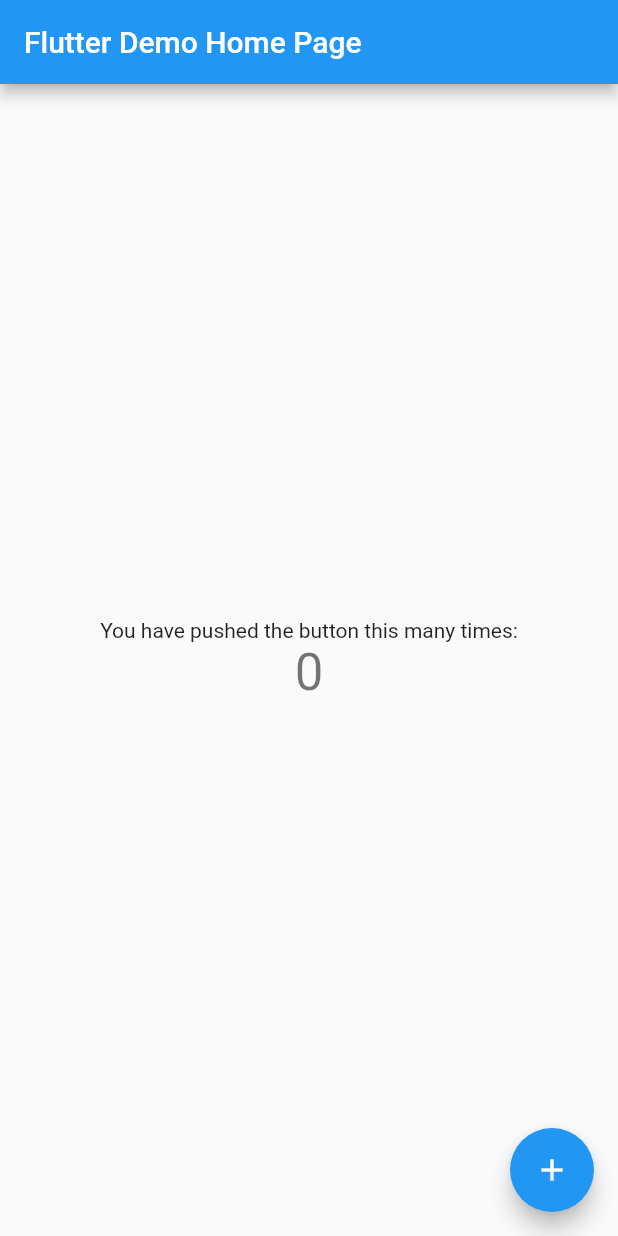
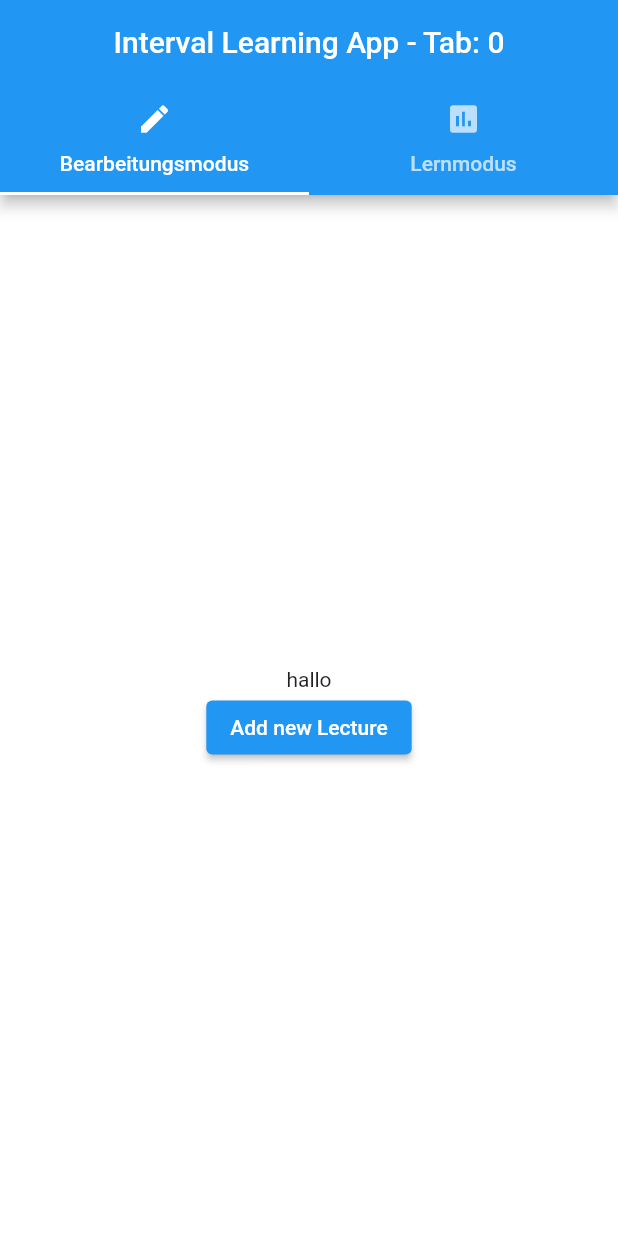
Before and after one commit to patricKogler/mms_interval_learning, a Flutter app: the screen it shows after launch, on a phone screen of 412 x 824 dp. Run offline on Flutter 3.47's test engine with Material 2 defaults, Android fonts, the phone set to English and light mode, and no system bars; our stand-ins replace sqflite; accounts and stored records are empty.

Commit message:
added multiple pages & services

```diff
--- /dev/null
+++ b/lib/controller/SqliteServiceController.dart
@@ -0,0 +1,27 @@
+import 'package:flutter/cupertino.dart';
+
+import '../model/Lecture.dart';
+import '../model/Exam.dart';
+import '../model/Correlation.dart';
+import '../model/Question.dart';
+import '../model/Topic.dart';
+import '../service/SqliteService.dart';
+
+class SqliteServiceController {
+
+  SqliteService service = SqliteService();
+
+  void insertLecture(String name){
+    service.insertLecture(Lecture(name: name));
+  }
+
+  void insertExam(String date){
+    service.insertExam(Exam(date: date, passed: false));
+  }
+
+  void insertTopic(String title){
+    service.insertTopic(Topic(title: title));
+  }
+
+
+}
--- a/lib/main.dart
+++ b/lib/main.dart
@@ -1,115 +1,62 @@
+import 'package:flutter/cupertino.dart';
 import 'package:flutter/material.dart';
 
+import 'pages/studypage.dart';
+import 'pages/editpage.dart';
+
+
 void main() {
-  runApp(const MyApp());
+  runApp(MainPage());
 }
 
-class MyApp extends StatelessWidget {
-  const MyApp({Key? key}) : super(key: key);
+class MainPage extends StatefulWidget {
+  const MainPage({Key? key}) : super(key: key);
 
-  // This widget is the root of your application.
   @override
-  Widget build(BuildContext context) {
-    return MaterialApp(
-      title: 'Flutter Demo',
-      theme: ThemeData(
-        // This is the theme of your application.
-        //
-        // Try running your application with "flutter run". You'll see the
-        // application has a blue toolbar. Then, without quitting the app, try
-        // changing the primarySwatch below to Colors.green and then invoke
-        // "hot reload" (press "r" in the console where you ran "flutter run",
-        // or simply save your changes to "hot reload" in a Flutter IDE).
-        // Notice that the counter didn't reset back to zero; the application
-        // is not restarted.
-        primarySwatch: Colors.blue,
-      ),
-      home: const MyHomePage(title: 'Flutter Demo Home Page'),
-    );
-  }
+  _MainPageState createState() => _MainPageState();
 }
 
-class MyHomePage extends StatefulWidget {
-  const MyHomePage({Key? key, required this.title}) : super(key: key);
 
-  // This widget is the home page of your application. It is stateful, meaning
-  // that it has a State object (defined below) that contains fields that affect
-  // how it looks.
-
-  // This class is the configuration for the state. It holds the values (in this
-  // case the title) provided by the parent (in this case the App widget) and
-  // used by the build method of the State. Fields in a Widget subclass are
-  // always marked "final".
-
-  final String title;
+class _MainPageState extends State<MainPage> with SingleTickerProviderStateMixin {
+  late TabController controller;
 
   @override
-  State<MyHomePage> createState() => _MyHomePageState();
-}
+  void initState() {
+    super.initState();
+    controller = TabController(length: 2, vsync: this);
 
-class _MyHomePageState extends State<MyHomePage> {
-  int _counter = 0;
-
-  void _incrementCounter() {
-    setState(() {
-      // This call to setState tells the Flutter framework that something has
-      // changed in this State, which causes it to rerun the build method below
-      // so that the display can reflect the updated values. If we changed
-      // _counter without calling setState(), then the build method would not be
-      // called again, and so nothing would appear to happen.
-      _counter++;
+    controller.addListener(() {
+      setState(() {});
     });
   }
 
   @override
-  Widget build(BuildContext context) {
-    // This method is rerun every time setState is called, for instance as done
-    // by the _incrementCounter method above.
-    //
-    // The Flutter framework has been optimized to make rerunning build methods
-    // fast, so that you can just rebuild anything that needs updating rather
-    // than having to individually change instances of widgets.
-    return Scaffold(
+  void dispose(){
+    controller.dispose();
+
+    super.dispose();
+  }
+  @override
+  Widget build(BuildContext context) => MaterialApp(
+    home: Scaffold(
       appBar: AppBar(
-        // Here we take the value from the MyHomePage object that was created by
-        // the App.build method, and use it to set our appbar title.
-        title: Text(widget.title),
-      ),
-      body: Center(
-        // Center is a layout widget. It takes a single child and positions it
-        // in the middle of the parent.
-        child: Column(
-          // Column is also a layout widget. It takes a list of children and
-          // arranges them vertically. By default, it sizes itself to fit its
-          // children horizontally, and tries to be as tall as its parent.
-          //
-          // Invoke "debug painting" (press "p" in the console, choose the
-          // "Toggle Debug Paint" action from the Flutter Inspector in Android
-          // Studio, or the "Toggle Debug Paint" command in Visual Studio Code)
-          // to see the wireframe for each widget.
-          //
-          // Column has various properties to control how it sizes itself and
-          // how it positions its children. Here we use mainAxisAlignment to
-          // center the children vertically; the main axis here is the vertical
-          // axis because Columns are vertical (the cross axis would be
-          // horizontal).
-          mainAxisAlignment: MainAxisAlignment.center,
-          children: <Widget>[
-            const Text(
-              'You have pushed the button this many times:',
-            ),
-            Text(
-              '$_counter',
-              style: Theme.of(context).textTheme.headline4,
-            ),
+        title: Text('Interval Learning App - Tab: ${controller.index}'),
+        centerTitle: true,
+        bottom: TabBar(
+          controller: controller,
+          tabs: [
+            Tab(icon: Icon(Icons.edit), text: 'Bearbeitungsmodus'),
+            Tab(icon: Icon(Icons.poll), text: 'Lernmodus'),
           ],
         ),
       ),
-      floatingActionButton: FloatingActionButton(
-        onPressed: _incrementCounter,
-        tooltip: 'Increment',
-        child: const Icon(Icons.add),
-      ), // This trailing comma makes auto-formatting nicer for build methods.
-    );
-  }
+      body: TabBarView(
+        controller: controller,
+        children:[
+          EditPage(),
+          StudyPage(),
+        ],
+      ),
+    ),
+  );
 }
--- /dev/null
+++ b/lib/pages/editpage.dart
@@ -0,0 +1,51 @@
+import 'package:flutter/material.dart';
+import 'package:mms_interval_learning/controller/SqliteServiceController.dart';
+import '../service/SqliteService.dart';
+import '../controller/SqliteServiceController.dart';
+
+class EditPage extends StatefulWidget {
+  const EditPage({Key? key}) : super(key: key);
+
+  @override
+  _EditPageState createState() => _EditPageState();
+}
+
+
+class _EditPageState extends State<EditPage> {
+
+  SqliteServiceController serviceController = SqliteServiceController();
+
+  @override
+  Widget build(BuildContext context) => Scaffold(
+      body: Container(
+          color: Colors.white,
+          child: Center(
+            child: Column(
+              mainAxisAlignment: MainAxisAlignment.center,
+              children: <Widget>[
+                Text('hallo'),
+                ElevatedButton(
+                  onPressed: (){
+                    print('HI');
+                  },
+                  child: Text('Add new Lecture'),
+                ),
+              ],
+            ),
+          ),
+      ),
+  );
+
+  void addNewLecture(name){
+    serviceController.insertLecture(name);
+  }
+
+  void addNewExam(date){
+    serviceController.insertExam(date);
+  }
+
+  void addNewTopic(title){
+    serviceController.insertTopic(title);
+  }
+
+}
```
Also changed, not shown: lib/pages/studypage.dart (added, +20 -0 lines).
